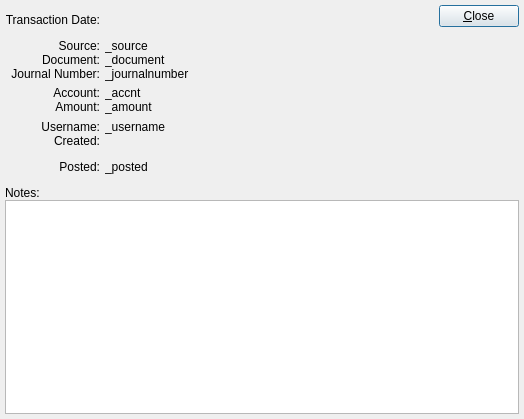
This is guiclient/glTransactionDetail.ui in Pegasus-RPG/xtuple-client as Qt 5 draws it before an edit. The edited form follows.
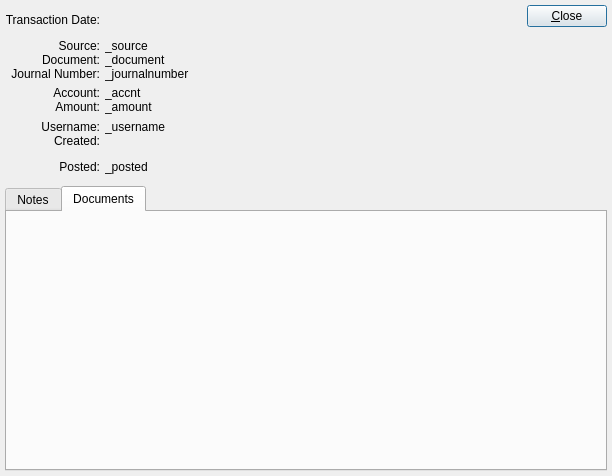
This is the edited form. The open tabs and pages were chosen to show the change. Custom widgets are drawn as their Qt base class.

Commit message: Issue #30092: Add documents widget to GL Journals and GL trasnactions screen

The edit to the form file:
```diff
--- a/guiclient/glTransactionDetail.ui
+++ b/guiclient/glTransactionDetail.ui
@@ -13,8 +13,8 @@
    <rect>
     <x>0</x>
     <y>0</y>
-    <width>524</width>
-    <height>419</height>
+    <width>612</width>
+    <height>476</height>
    </rect>
   </property>
   <property name="windowTitle">
@@ -348,12 +348,18 @@
       <number>0</number>
      </property>
      <item>
-      <widget class="QLabel" name="_notesLbl">
-       <property name="text">
-        <string>Notes:</string>
+      <widget class="QTabWidget" name="_tab">
+       <property name="focusPolicy">
+        <enum>Qt::NoFocus</enum>
        </property>
-      </widget>
-     </item>
+       <property name="currentIndex">
+        <number>0</number>
+       </property>
+       <widget class="QWidget" name="notesTab">
+        <attribute name="title">
+         <string>Notes</string>
+        </attribute>
+        <layout class="QVBoxLayout" name="verticalLayout">
      <item>
       <widget class="XTextEdit" name="_notes">
        <property name="sizePolicy">
@@ -371,6 +377,20 @@
       </widget>
      </item>
     </layout>
+       </widget>
+       <widget class="QWidget" name="documentsTab">
+        <attribute name="title">
+         <string>Documents</string>
+        </attribute>
+        <layout class="QVBoxLayout" name="verticalLayout_2">
+         <item>
+          <widget class="Documents" name="_documents"/>
+         </item>
+        </layout>
+       </widget>
+      </widget>
+     </item>
+    </layout>
    </item>
   </layout>
  </widget>
@@ -382,6 +402,11 @@
    <header>datecluster.h</header>
    <container>1</container>
   </customwidget>
+  <customwidget>
+   <class>Documents</class>
+   <extends>QWidget</extends>
+   <header>documents.h</header>
+  </customwidget>
   <customwidget>
    <class>XLabel</class>
    <extends>QLabel</extends>
```
Left out of the diff: 14 changed lines with no effect on the pictures. Lines whose indentation alone changed are shown as unchanged. The commit also changes 6 other files.
